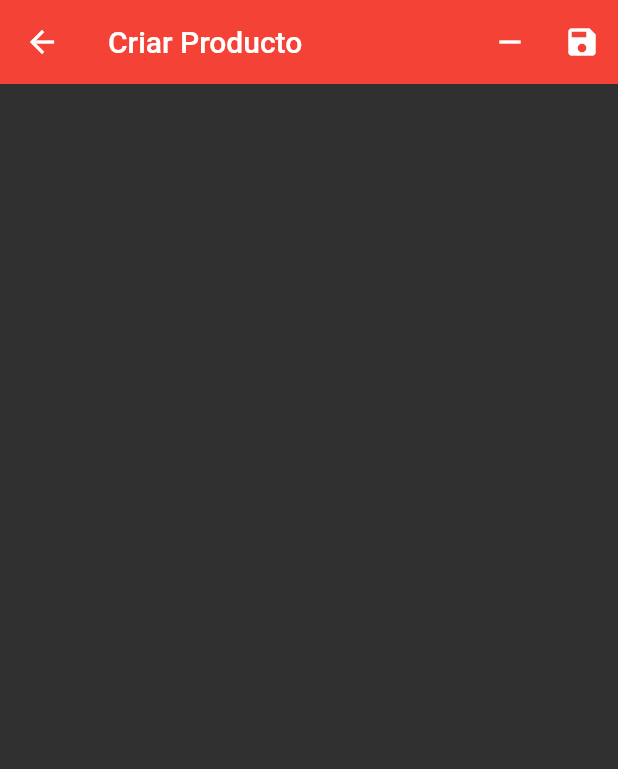
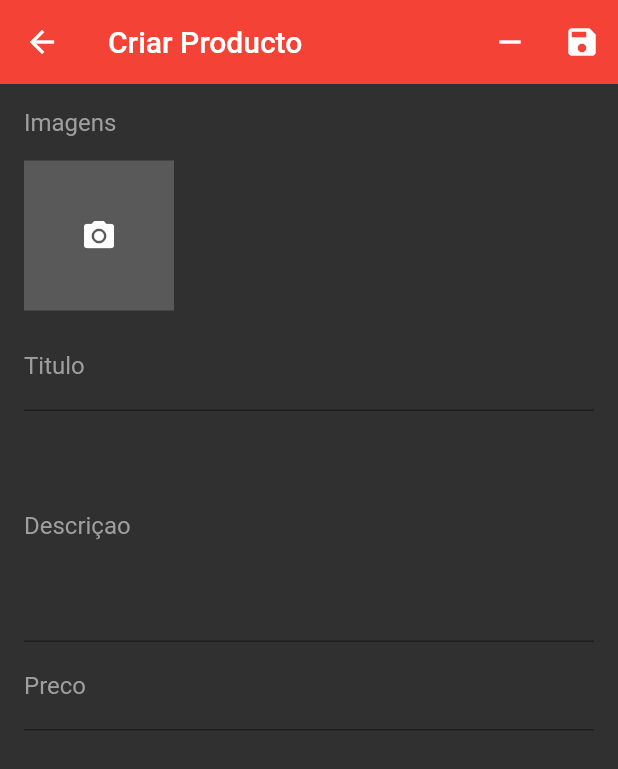
Before and after one commit to pedroaguiar1994/gerenciadordeloja, a Flutter app: the ProductScreen screen opened directly, on a phone screen of 412 x 824 dp. Shown: the top 769 px of the screen. Run offline on Flutter 3.47's test engine with Material 2 defaults, Android fonts, the phone set to English and light mode, and no system bars; our stand-ins replace cloud_firestore, firebase_auth, flutter_speed_dial, image_cropper, image_picker, rxdart and 1 more; missing offline and left inert: bloc_pattern; accounts and stored records are empty.

Commit message:
Melhoria do aplicativo

```diff
--- a/lib/blocs/product_bloc.dart
+++ b/lib/blocs/product_bloc.dart
@@ -1,17 +1,31 @@
 import 'package:bloc_pattern/bloc_pattern.dart';
 import 'package:cloud_firestore/cloud_firestore.dart';
+import 'package:rxdart/subjects.dart';
 
 class ProductBloc extends BlocBase{
+  final _dataController = BehaviorSubject<Map>();
 
+  Stream<Map> get outData => _dataController.stream;
   String categoryId;
   DocumentSnapshot product;
 
+  Map<String, dynamic> unsavedData;
+
   ProductBloc({this.categoryId, this.product}){
-
+    if(product != null){
+      unsavedData = Map.of(product.data);
+      unsavedData["images"] = List.of(product.data["images"]);
+      unsavedData["images"] = List.of(product.data["sizes"]);
+    }else {
+      unsavedData= {
+        "title": null, "description": null , "price": null, "images":[], "sizes":[]
+      };
+    }
+    _dataController.add(unsavedData);
   }
   @override
   void dispose() {
-
+    _dataController.close();
   }
 
 }
--- a/lib/screens/product_screen.dart
+++ b/lib/screens/product_screen.dart
@@ -1,20 +1,45 @@
 import 'package:cloud_firestore/cloud_firestore.dart';
 import 'package:flutter/material.dart';
 import 'package:gerente_loja/blocs/product_bloc.dart';
+import 'package:gerente_loja/widgets/images_widget.dart';
 
-class ProductScreen extends StatelessWidget {
+class ProductScreen extends StatefulWidget {
 
   final String categoryId;
   final DocumentSnapshot product;
 
+
+
+  ProductScreen({this.categoryId, this.product}) ;
+
+
+  @override
+  _ProductScreenState createState() => _ProductScreenState(categoryId, product);
+}
+
+class _ProductScreenState extends State<ProductScreen> {
+
   final ProductBloc _productBloc;
+
   final _formkey = GlobalKey<FormState>();
 
-  ProductScreen({this.categoryId, this.product}) :
-      _productBloc = ProductBloc(categoryId:  categoryId, product: product);
+  _ProductScreenState(String categoryId, DocumentSnapshot product):
+          _productBloc = ProductBloc(categoryId: categoryId, product: product);
 
   @override
   Widget build(BuildContext context) {
+    InputDecoration _buildDecoration(String label){
+      return InputDecoration(
+        labelText: label,
+        labelStyle: TextStyle(color: Colors.grey)
+      );
+    }
+
+    final _fieldStyle = TextStyle(
+      color: Colors.white,
+      fontSize: 16
+    );
+
     return Scaffold(
       backgroundColor: Colors.grey[850],
       appBar: AppBar(
@@ -33,11 +58,52 @@ class ProductScreen extends StatelessWidget {
       ),
       body: Form(
         key: _formkey,
-        child: ListView(
-          padding: EdgeInsets.all(16),
-          children: <Widget>[
-
-          ],
+        child: StreamBuilder<Map>(
+          stream: _productBloc.outData,
+          builder: (context, snapshot) {
+            if(!snapshot.hasData) return Container();
+            return ListView(
+              padding: EdgeInsets.all(16),
+              children: <Widget>[
+                Text
+                  ("Imagens",
+                style: TextStyle(
+                  color: Colors.grey,
+                  fontSize: 16
+                ),
+                ),
+                ImagesWidget(
+                  context:context,
+                  initialValue: snapshot.data["images"],
+                  onSaved: (l){},
+                  validator:(l){},
+                ),
+                TextFormField(
+                  initialValue:  snapshot.data["title"],
+                  style: _fieldStyle,
+                  decoration: _buildDecoration("Titulo"),
+                  onSaved: (t){},
+                  validator: (t){},
+                ),
+                TextFormField(
+                  initialValue:  snapshot.data["description"],
+                  style: _fieldStyle,
+                  maxLines: 6,
+                  decoration: _buildDecoration("Descriçao"),
+                  onSaved: (t){},
+                  validator: (t){},
+                ),
+                TextFormField(
+                  initialValue:  snapshot.data["price"]?.toStringAsFixed(2),
+                  style: _fieldStyle,
+                  decoration: _buildDecoration("Preco"),
+                  keyboardType: TextInputType.numberWithOptions(decimal: true),
+                  onSaved: (t){},
+                  validator: (t){},
+                )
+              ],
+            );
+          }
         ),
       ),
     );
--- /dev/null
+++ b/lib/widgets/images_widget.dart
@@ -0,0 +1,73 @@
+import 'package:flutter/material.dart';
+import 'package:gerente_loja/widgets/image_source_sheet.dart';
+
+
+class ImagesWidget extends FormField<List>{
+
+  ImagesWidget({
+    BuildContext context,
+    FormFieldSetter<List> onSaved,
+    FormFieldValidator<List> validator,
+    List initialValue,
+    bool autoValidate = false,
+  }): super(
+    onSaved : onSaved,
+    validator: validator,
+    initialValue: initialValue,
+    autovalidate: autoValidate,
+    builder: (state){
+      return Column(
+        children: <Widget>[
+          Container(
+            height: 124,
+            padding: EdgeInsets.only(top: 16, bottom: 8),
+            child: ListView(
+              scrollDirection: Axis.horizontal,
+              children: state.value.map<Widget>((i){
+                return Container(
+                  height: 100,
+                  width: 100,
+                  margin: EdgeInsets.only(right: 8),
+                  child: GestureDetector(
+                    child: i is String ? Image.network(i, fit: BoxFit.cover,) :
+                    Image.file(i, fit: BoxFit.cover,),
+                    onLongPress: (){
+                      state.didChange(state.value..remove(i));
+                    } ,
+                  ),
+                );
+              }).toList()..add(
+                GestureDetector(
+                  child: Container(
+                    height: 100,
+                    width: 100,
+                    child: Icon(Icons.camera_alt, color: Colors.white,),
+                    color: Colors.white.withAlpha(50),
+                  ),
+                  onTap: (){
+                    showModalBottomSheet(context:context ,
+                    builder: (context) => ImageSourceSheet(
+                      onImageSelected: (image){
+                        state.didChange(state.value..add(image));
+                        Navigator.of(context).pop();
+                      },
+                    )
+                    );
+                  },
+                )
+              ),
+            ),
+          ),
+          state.hasError ? Text(
+            state.errorText,
+            style: TextStyle(
+              color: Colors.red,
+              fontSize: 12
+            ),
+          ):Container()
+        ],
+      );
+    }
+  );
+
+}
```
Also changed, not shown: lib/widgets/image_source_sheet.dart (added, +46 -0 lines), 1 other file.
